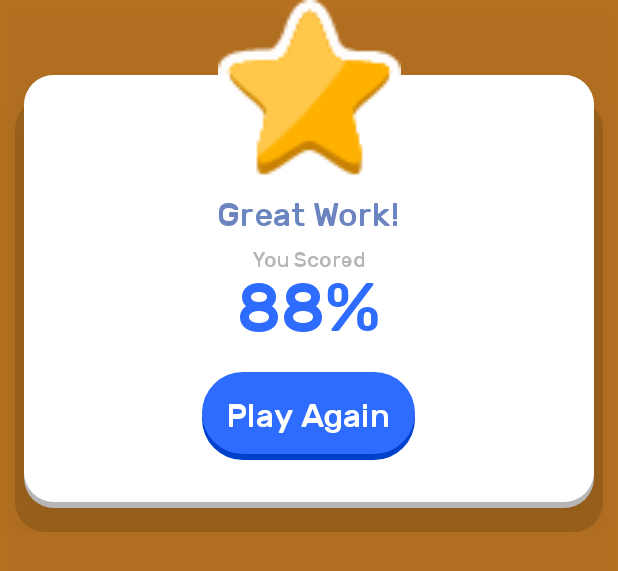
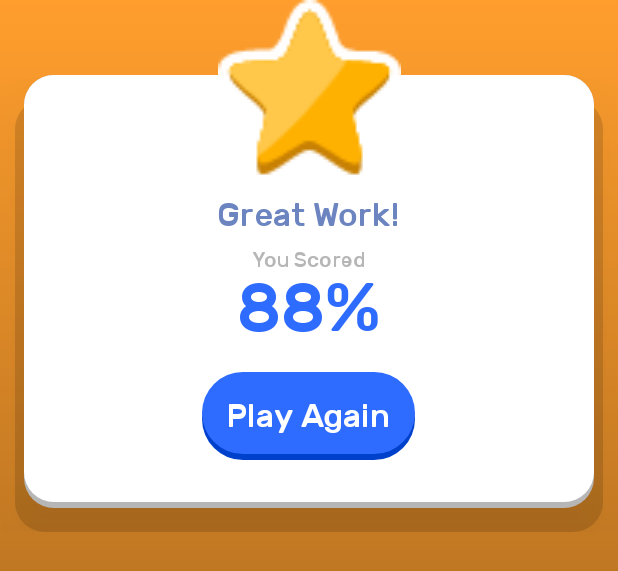
Before and after one commit to chrisolsen/mathops_android, an Android app: the layout fragment_game_score.xml on its own in the app's theme, with its tools: preview values and no code run, on a phone screen of 412 x 824 dp. Shown: the top 571 px of the screen. Run offline under Robolectric (Android 15) with nearby library versions, the phone set to English and light mode, and no system bars.

Commit message:
change score back shadow to a gradient to eliminate hard edge

```diff
--- /dev/null
+++ b/app/src/main/res/drawable/dark_background.xml
@@ -0,0 +1,9 @@
+<?xml version="1.0" encoding="utf-8"?>
+<shape xmlns:android="http://schemas.android.com/apk/res/android"
+    android:shape="rectangle">
+    <gradient
+        android:angle="270"
+        android:centerColor="#44000000"
+        android:endColor="#44000000"
+        android:startColor="@android:color/transparent" />
+</shape>
--- a/app/src/main/res/layout/fragment_game_score.xml
+++ b/app/src/main/res/layout/fragment_game_score.xml
@@ -7,7 +7,7 @@
         android:id="@+id/gamescore_background"
         android:layout_width="match_parent"
         android:layout_height="match_parent"
-        android:background="#44000000"
+        android:background="@drawable/dark_background"
         android:elevation="10dp">
 
         <androidx.constraintlayout.widget.ConstraintLayout
```
